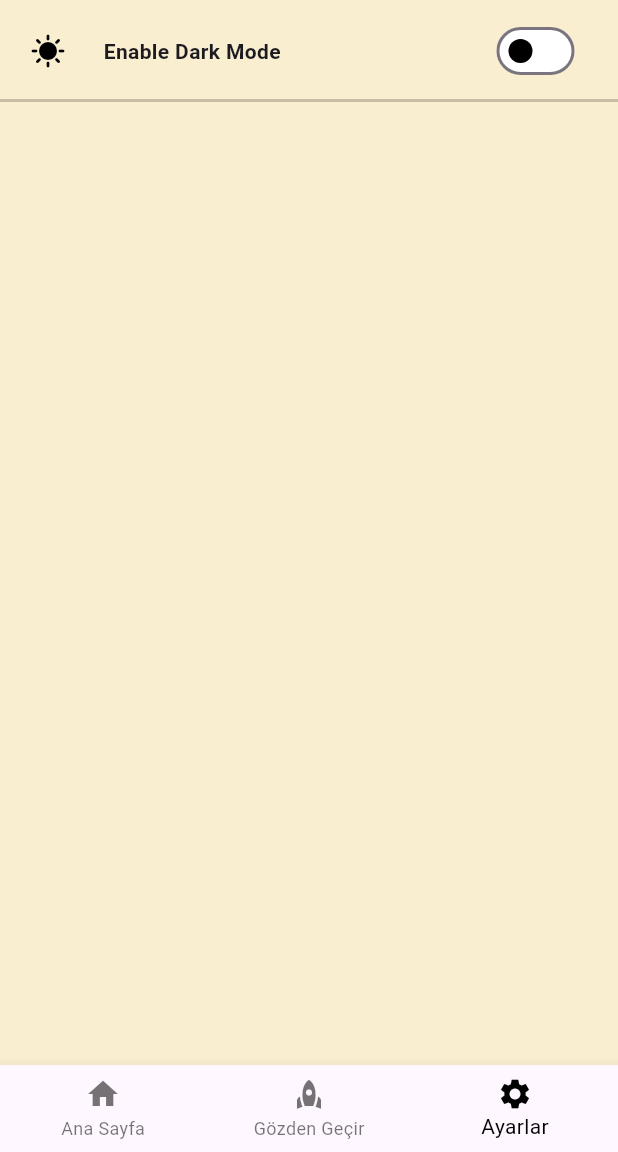
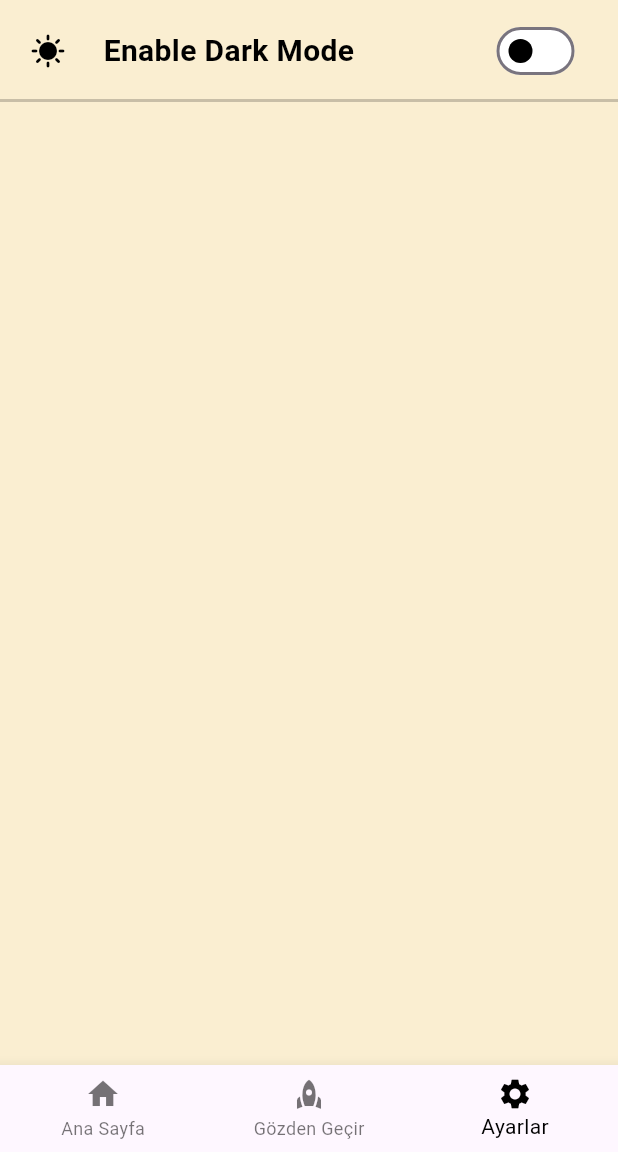
Before and after one commit to yasinctn/word_wizard, a Flutter app: the screen it shows after launch, item 3 of the bottom bar chosen, on a phone screen of 412 x 824 dp, the part 84-1236 px from its top. Run offline on Flutter 3.47's test engine with Material 3 defaults, Android fonts, the phone set to English and light mode, and no system bars; our stand-ins replace audioplayers.

Commit message:
Update ayarlar.dart

```diff
--- a/lib/Screens/ayarlar.dart
+++ b/lib/Screens/ayarlar.dart
@@ -101,8 +101,9 @@ class _AppThemeState extends State<AppTheme> {
                   child: Padding(
                     padding:  EdgeInsets.fromLTRB(25.0, 10.0,0,0),
                     child: Text(themeAppText,
-                    style: TextStyle(fontWeight: FontWeight.bold),
+
                     style: TextStyle(color: dividerColor,
+                                     fontWeight: FontWeight.bold,
                     fontSize: 20.0),),
 
                   ),
```
